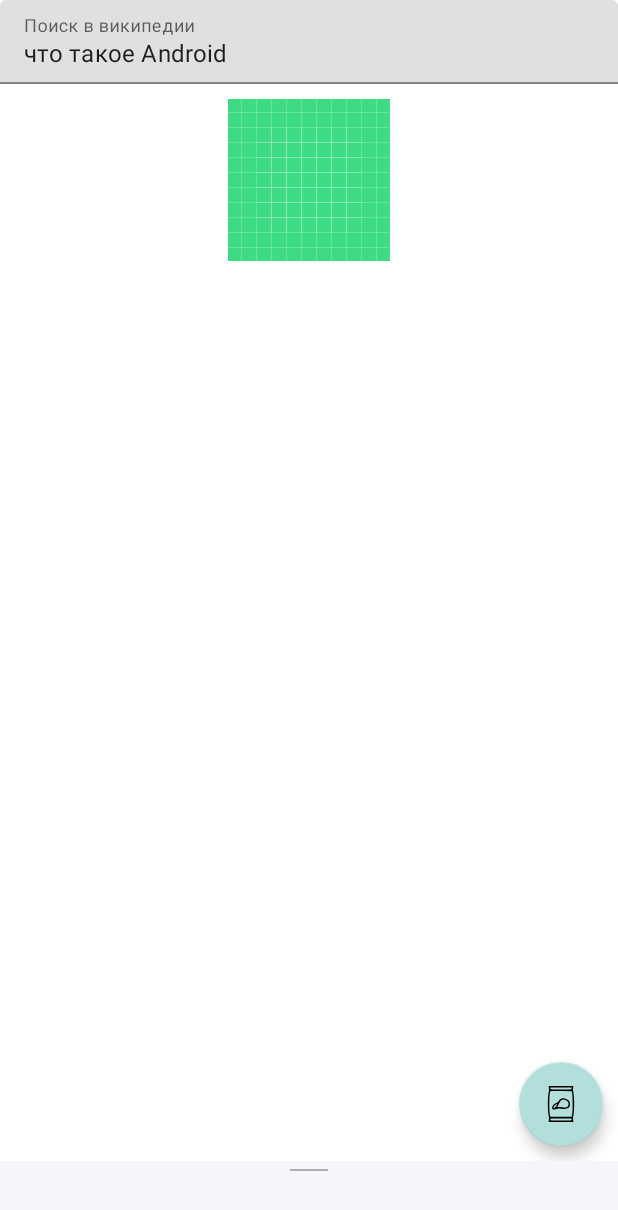
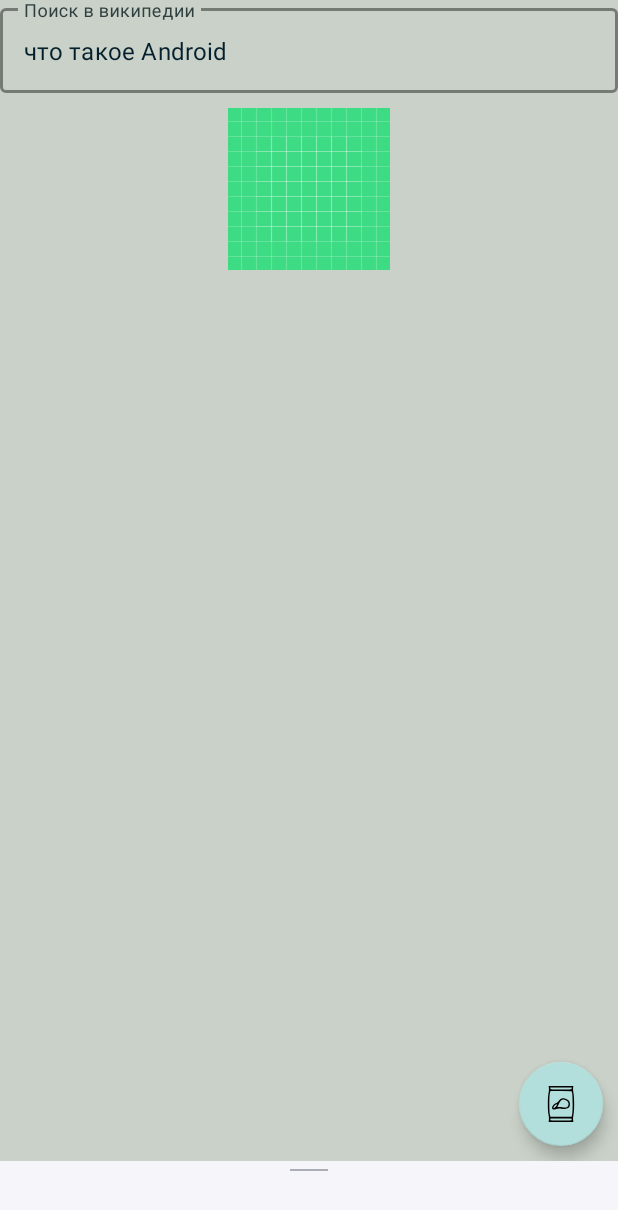
Before and after one commit to serbinav/gb_android_material_nasa, an Android app: the fragment FragmentMain shown on its own in the app's theme, on a phone screen of 412 x 824 dp. Shown: the top 1210 px of the screen. Run offline under Robolectric (Android 15) with nearby library versions, the phone set to English and light mode, and no system bars; our stand-ins replace Picasso; pictures from the network do not load.

Commit message:
добавил стили на элементы и фон

```diff
--- a/app/src/main/res/layout/fragment_main.xml
+++ b/app/src/main/res/layout/fragment_main.xml
@@ -4,6 +4,7 @@
     xmlns:tools="http://schemas.android.com/tools"
     android:layout_width="match_parent"
     android:layout_height="match_parent"
+    android:background="@color/fog"
     android:focusableInTouchMode="true"
     tools:context=".ui.FragmentMain">
 
@@ -13,6 +14,7 @@
 
         <com.google.android.material.textfield.TextInputLayout
             android:id="@+id/text_edit"
+            style="@style/outline_text_input_layout"
             android:layout_width="match_parent"
             android:layout_height="wrap_content"
             android:hint="@string/default_hint"
@@ -22,6 +24,7 @@
             app:layout_constraintTop_toTopOf="parent">
 
             <com.google.android.material.textfield.TextInputEditText
+                style="@style/outline_text_input_edit"
                 android:layout_width="match_parent"
                 android:layout_height="wrap_content"
                 android:text="@string/default_text" />
```
